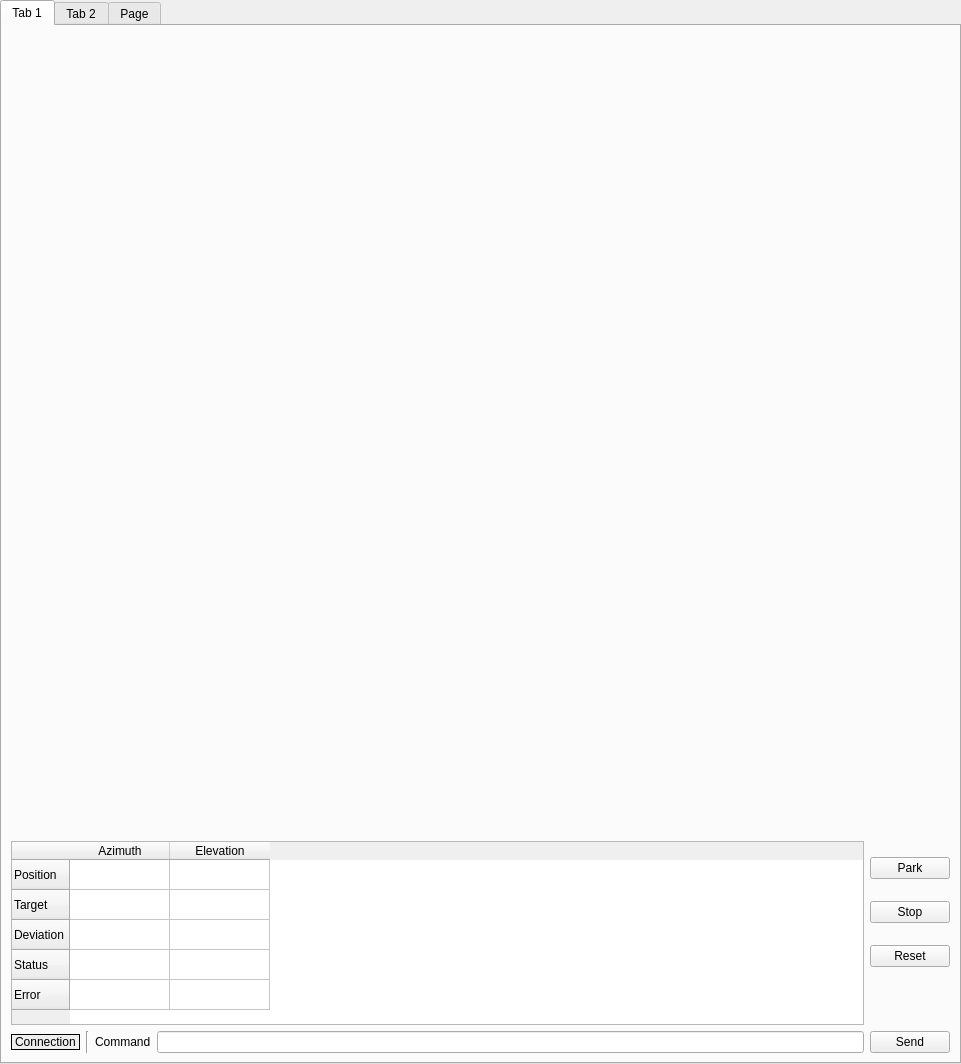
This is gui/ui/rotator.ui in ivantaran/satviewer as Qt 5 draws it before an edit. The edited form follows.
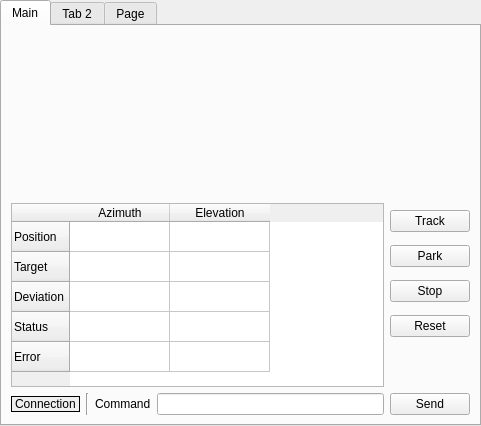
This is the edited form.

Patch:
```diff
--- a/gui/ui/rotator.ui
+++ b/gui/ui/rotator.ui
@@ -6,8 +6,8 @@
    <rect>
     <x>0</x>
     <y>0</y>
-    <width>961</width>
-    <height>1064</height>
+    <width>481</width>
+    <height>426</height>
    </rect>
   </property>
   <property name="windowTitle">
@@ -37,7 +37,7 @@
       </property>
       <widget class="QWidget" name="tab">
        <attribute name="title">
-        <string>Tab 1</string>
+        <string>Main</string>
        </attribute>
        <layout class="QVBoxLayout" name="verticalLayout_3">
         <item>
@@ -109,6 +109,16 @@
           </item>
           <item>
            <layout class="QVBoxLayout" name="verticalLayout_2">
+            <item>
+             <widget class="QPushButton" name="buttonTrack">
+              <property name="text">
+               <string>Track</string>
+              </property>
+              <property name="checkable">
+               <bool>true</bool>
+              </property>
+             </widget>
+            </item>
             <item>
              <widget class="QPushButton" name="buttonPark">
               <property name="text">
```
